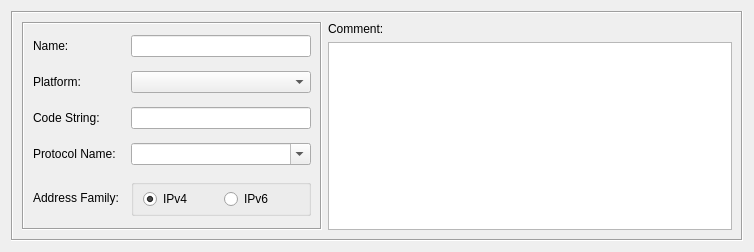
Before: the Qt Designer form src/gui/customservicedialog_q.ui in fwbuilder/fwbuilder, drawn with Qt 5.
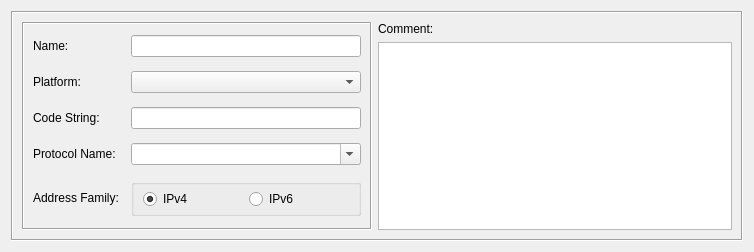
After: the same form once the commit is applied.

```diff
--- a/src/gui/customservicedialog_q.ui
+++ b/src/gui/customservicedialog_q.ui
@@ -35,13 +35,13 @@
         </property>
         <property name="minimumSize" >
          <size>
-          <width>300</width>
+          <width>350</width>
           <height>0</height>
          </size>
         </property>
         <property name="maximumSize" >
          <size>
-          <width>300</width>
+          <width>350</width>
           <height>16777215</height>
          </size>
         </property>
@@ -69,7 +69,7 @@
           <widget class="QLineEdit" name="obj_name" >
            <property name="sizePolicy" >
             <sizepolicy vsizetype="Fixed" hsizetype="Preferred" >
-             <horstretch>200</horstretch>
+             <horstretch>1</horstretch>
              <verstretch>0</verstretch>
             </sizepolicy>
            </property>
```
Left out of the diff: 1 changed line with no effect on the pictures.
